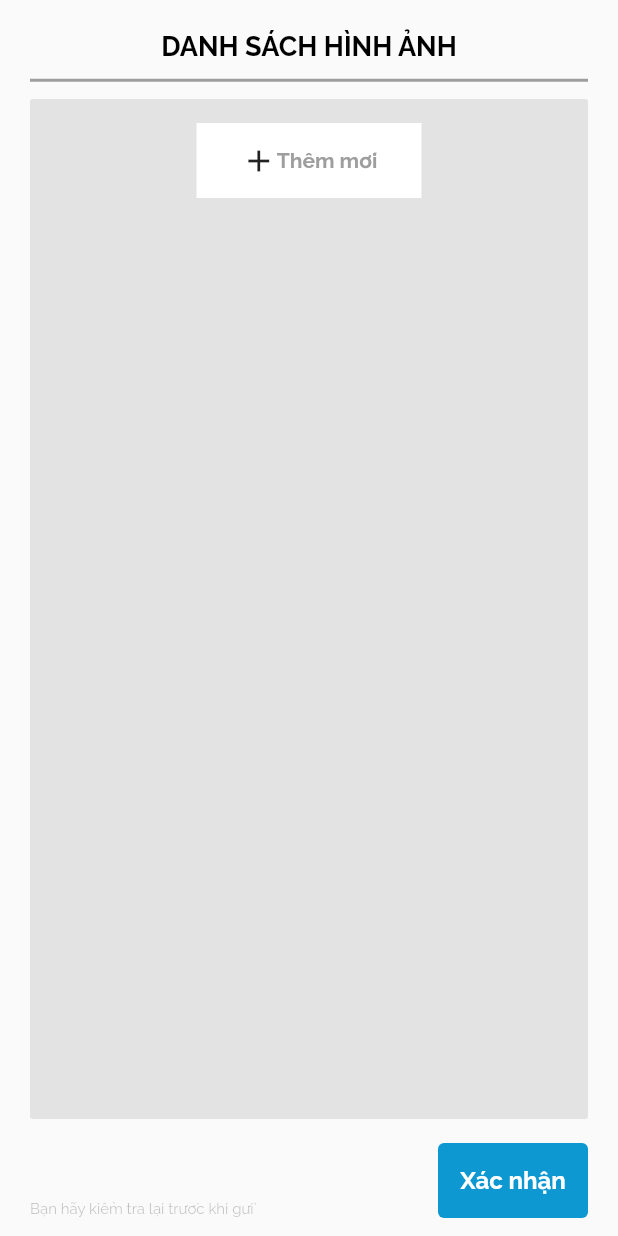
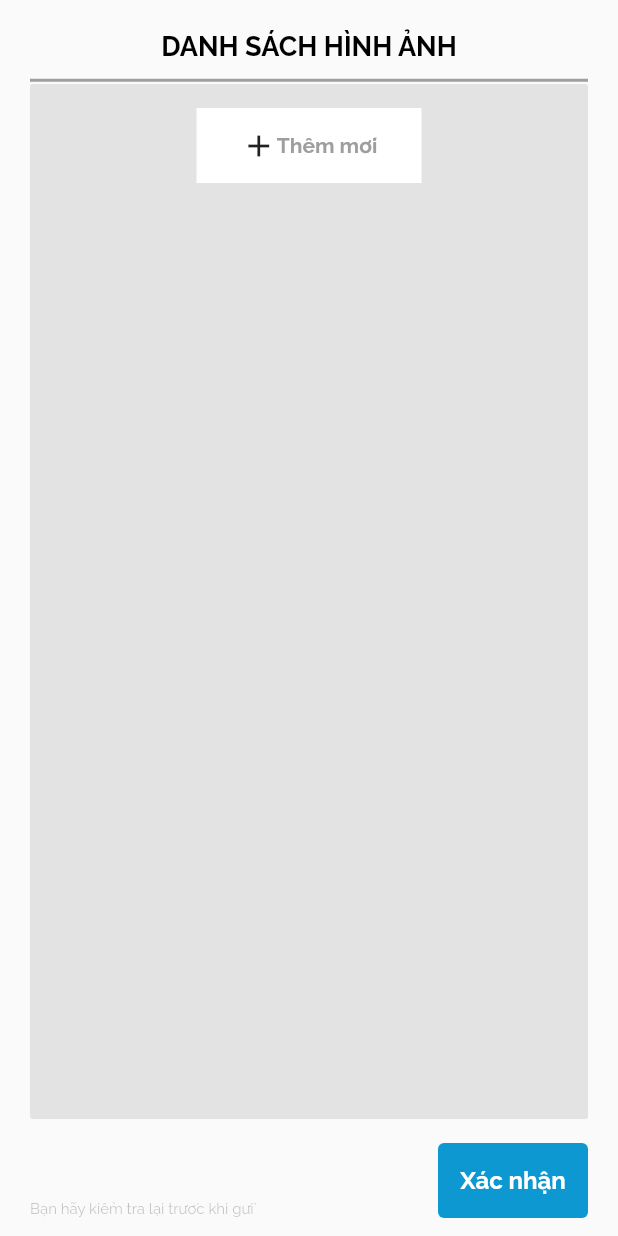
Before and after one commit to Mouse1110/app_flutter_thientin, a Flutter app: the CampaignImagePage screen opened directly, on a phone screen of 412 x 824 dp. Run offline on Flutter 3.47's test engine with Material 2 defaults, Android fonts, the light colour scheme and no system bars; our stand-ins replace animate_do, contained_tab_bar_view, dio, flutter_bloc, google_fonts.

Commit message:
fix nữa nè

```diff
--- a/lib/src/approve/index.dart
+++ b/lib/src/approve/index.dart
@@ -1,7 +1,6 @@
 import 'package:flutter/material.dart';
 
 import 'screens/approve_page/index.dart';
-import 'screens/moreinfo_page/index.dart';
 
 class Approve extends StatefulWidget {
   const Approve({super.key});
--- a/lib/src/approve/screens/moreinfo_page/index.dart
+++ b/lib/src/approve/screens/approve_page/components/moreinfo.dart
@@ -24,7 +24,11 @@ class _MoreInfoState extends State<MoreInfo> {
           children: [
             Align(
               alignment: Alignment.topLeft,
-              child: IconButton(onPressed: () {}, icon: Icon(Icons.arrow_back)),
+              child: IconButton(
+                  onPressed: () {
+                    Navigator.pop(context);
+                  },
+                  icon: Icon(Icons.arrow_back)),
             ),
             Expanded(
               child: SingleChildScrollView(
--- a/lib/src/create_campaign/index.dart
+++ b/lib/src/create_campaign/index.dart
@@ -1,5 +1,6 @@
 import 'package:flutter/material.dart';
 
+import 'screens/create_campaign_image/index.dart';
 import 'screens/create_campaign_page/index.dart';
 
 class CreateCampaign extends StatefulWidget {
@@ -12,6 +13,6 @@ class CreateCampaign extends StatefulWidget {
 class _CreateCampaignState extends State<CreateCampaign> {
   @override
   Widget build(BuildContext context) {
-    return CreateCampaignPage();
+    return CampaignImagePage();
   }
 }
--- /dev/null
+++ b/lib/src/create_campaign/screens/create_campaign_image/components/addimage.dart
@@ -0,0 +1,68 @@
+import 'package:flutter/material.dart';
+import 'package:google_fonts/google_fonts.dart';
+
+class AddImage extends StatefulWidget {
+  const AddImage({super.key});
+
+  @override
+  State<AddImage> createState() => _AddImageState();
+}
+
+class _AddImageState extends State<AddImage> {
+  @override
+  Widget build(BuildContext context) {
+    return Expanded(
+      child: Container(
+        padding: EdgeInsets.symmetric(horizontal: 6),
+        width: double.infinity,
+        decoration: BoxDecoration(
+          borderRadius: BorderRadius.circular(2),
+          color: Colors.grey.withOpacity(0.25),
+        ),
+        child: SingleChildScrollView(
+          child: Column(
+            children: [
+              // Column(
+              //   children: list
+              //       .map((e) => Item(
+              //           image: e,
+              //           press: (str) {
+              //             print(str);
+              //             int index = list.indexWhere(
+              //                 (element) => element.path == str);
+              //             if (index > -1) {
+              //               list.removeAt(index);
+              //               setState(() {});
+              //             }
+              //           }))
+              //       .toList(),
+              // ),
+              SizedBox(height: 16),
+              InkWell(
+                child: Container(
+                  height: 50,
+                  width: 150,
+                  color: Colors.white,
+                  child: Row(
+                    mainAxisAlignment: MainAxisAlignment.center,
+                    children: [
+                      Icon(Icons.add),
+                      Text(
+                        'Thêm mới',
+                        style: GoogleFonts.raleway(
+                            fontSize: 14,
+                            fontWeight: FontWeight.w700,
+                            color: Colors.grey),
+                      ),
+                    ],
+                  ),
+                ),
+              ),
+              SizedBox(height: 20),
+            ],
+          ),
+        ),
+      ),
+    );
+  }
+}
--- a/lib/src/create_campaign/screens/create_campaign_image/index.dart
+++ b/lib/src/create_campaign/screens/create_campaign_image/index.dart
@@ -1,5 +1,7 @@
 import 'package:flutter/material.dart';
 import 'package:google_fonts/google_fonts.dart';
+
+import 'components/addimage.dart';
 
 class CampaignImagePage extends StatefulWidget {
   const CampaignImagePage({super.key});
@@ -27,60 +29,7 @@ class _CampaignImagePageState extends State<CampaignImagePage> {
             color: Colors.grey,
             thickness: 2,
           ),
-          SizedBox(height: 10),
-          Expanded(
-            child: Container(
-              padding: EdgeInsets.symmetric(horizontal: 6),
-              width: double.infinity,
-              decoration: BoxDecoration(
-                borderRadius: BorderRadius.circular(2),
-                color: Colors.grey.withOpacity(0.25),
-              ),
-              child: SingleChildScrollView(
-                child: Column(
-                  children: [
-                    // Column(
-                    //   children: list
-                    //       .map((e) => Item(
-                    //           image: e,
-                    //           press: (str) {
-                    //             print(str);
-                    //             int index = list.indexWhere(
-                    //                 (element) => element.path == str);
-                    //             if (index > -1) {
-                    //               list.removeAt(index);
-                    //               setState(() {});
-                    //             }
-                    //           }))
-                    //       .toList(),
-                    // ),
-                    SizedBox(height: 16),
-                    InkWell(
-                      child: Container(
-                        height: 50,
-                        width: 150,
-                        color: Colors.white,
-                        child: Row(
-                          mainAxisAlignment: MainAxisAlignment.center,
-                          children: [
-                            Icon(Icons.add),
-                            Text(
-                              'Thêm mới',
-                              style: GoogleFonts.raleway(
-                                  fontSize: 14,
-                                  fontWeight: FontWeight.w700,
-                                  color: Colors.grey),
-                            ),
-                          ],
-                        ),
-                      ),
-                    ),
-                    SizedBox(height: 20),
-                  ],
-                ),
-              ),
-            ),
-          ),
+          AddImage(),
           SizedBox(height: 16),
           SizedBox(
             height: 50,
```
Also changed, not shown: lib/src/approve/screens/approve_page/index.dart (+6 -1 lines).
